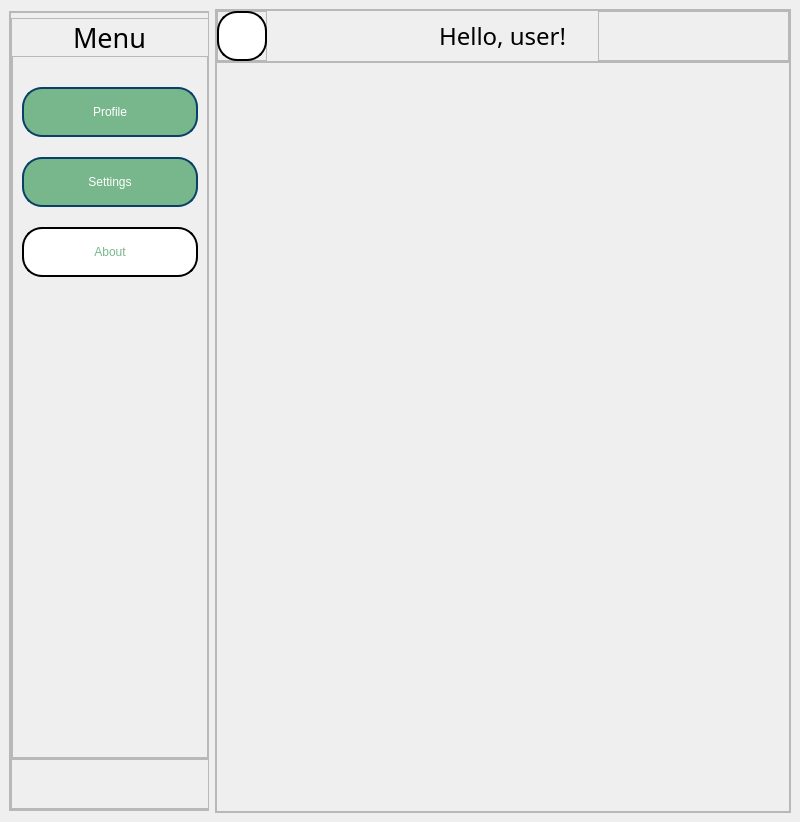
Qt form ui/mainActivity.ui (shmatozz/desktop-App-With-Face-Auth) before a commit.
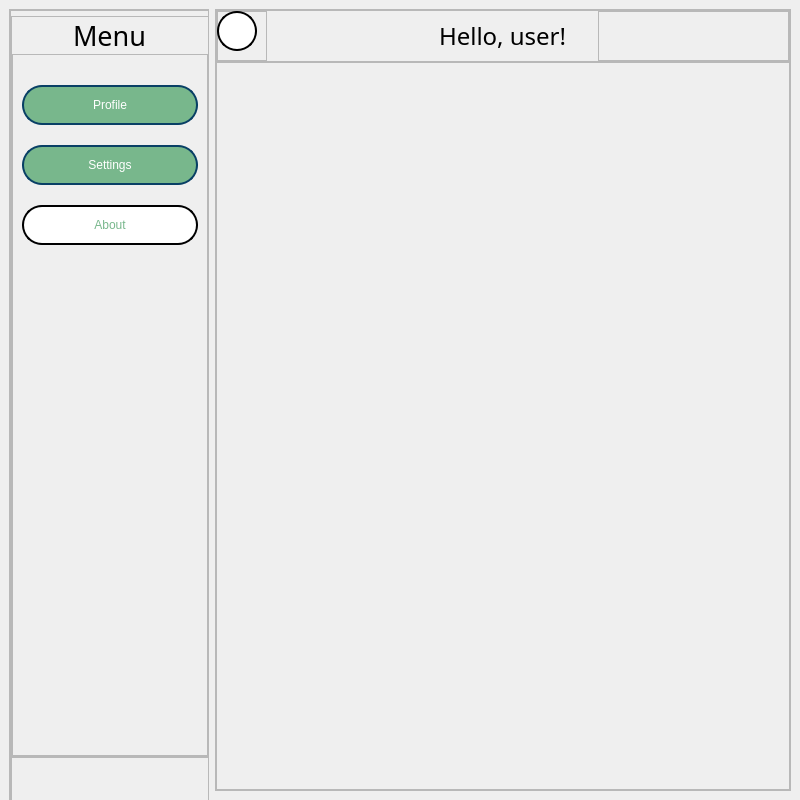
The same form after that commit. Icons and pictures are not drawn.

The edit to the form file:
```diff
--- a/ui/mainActivity.ui
+++ b/ui/mainActivity.ui
@@ -7,7 +7,7 @@
     <x>0</x>
     <y>0</y>
     <width>800</width>
-    <height>822</height>
+    <height>800</height>
    </rect>
   </property>
   <property name="sizePolicy">
@@ -35,6 +35,12 @@
    <layout class="QHBoxLayout" name="horizontalLayout">
     <item>
      <widget class="QFrame" name="slide_menu_cont">
+      <property name="sizePolicy">
+       <sizepolicy hsizetype="Minimum" vsizetype="Minimum">
+        <horstretch>0</horstretch>
+        <verstretch>0</verstretch>
+       </sizepolicy>
+      </property>
       <property name="minimumSize">
        <size>
         <width>200</width>
@@ -43,7 +49,7 @@
       </property>
       <property name="maximumSize">
        <size>
-        <width>200</width>
+        <width>0</width>
         <height>800</height>
        </size>
       </property>
@@ -177,7 +183,7 @@
                   <property name="minimumSize">
                    <size>
                     <width>0</width>
-                    <height>50</height>
+                    <height>40</height>
                    </size>
                   </property>
                   <property name="styleSheet">
@@ -215,7 +221,7 @@
                   <property name="minimumSize">
                    <size>
                     <width>0</width>
-                    <height>50</height>
+                    <height>40</height>
                    </size>
                   </property>
                   <property name="styleSheet">
@@ -253,7 +259,7 @@
                   <property name="minimumSize">
                    <size>
                     <width>0</width>
-                    <height>50</height>
+                    <height>40</height>
                    </size>
                   </property>
                   <property name="styleSheet">
@@ -409,20 +415,20 @@
               <rect>
                <x>0</x>
                <y>0</y>
-               <width>50</width>
-               <height>50</height>
+               <width>40</width>
+               <height>40</height>
               </rect>
              </property>
              <property name="minimumSize">
               <size>
-               <width>50</width>
-               <height>50</height>
+               <width>40</width>
+               <height>40</height>
               </size>
              </property>
              <property name="maximumSize">
               <size>
-               <width>50</width>
-               <height>50</height>
+               <width>40</width>
+               <height>40</height>
               </size>
              </property>
              <property name="styleSheet">
@@ -451,8 +457,8 @@
              </property>
              <property name="iconSize">
               <size>
-               <width>40</width>
-               <height>40</height>
+               <width>30</width>
+               <height>30</height>
               </size>
              </property>
             </widget>
```
